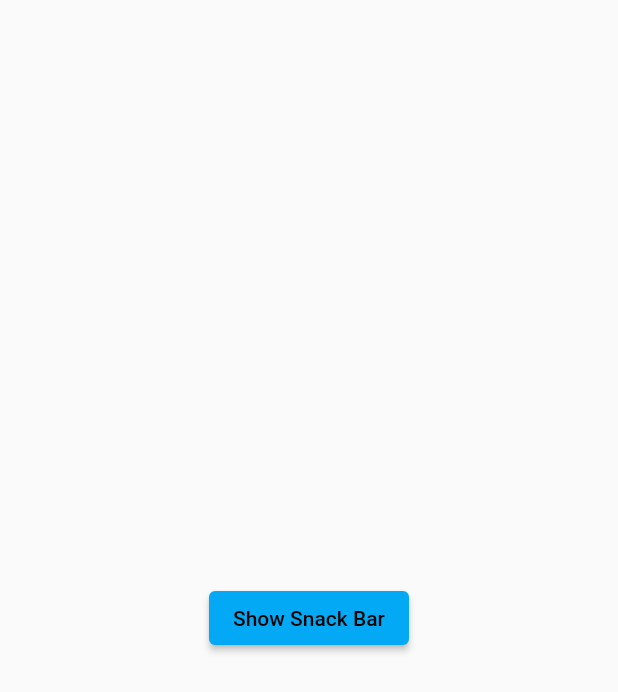
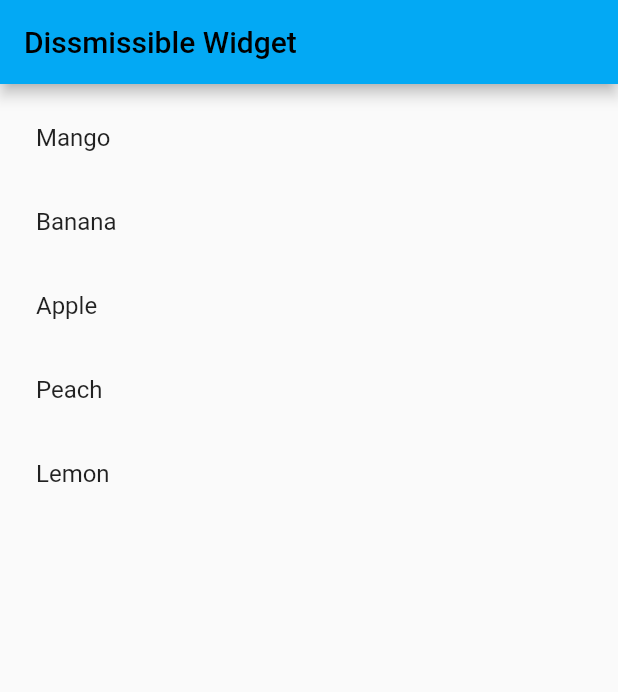
Before and after one commit to Muhammad-Bilal12/flutter30concept, a Flutter app: the screen it shows after launch, on a phone screen of 412 x 824 dp. Shown: the top 692 px of the screen. Run offline on Flutter 3.47's test engine with Material 2 defaults, Android fonts, the phone set to English and light mode, and no system bars; missing offline and left inert: dart:html.

Commit message:
concept Dismissible Widget

```diff
--- /dev/null
+++ b/lib/concept_topics/dismissible.dart
@@ -0,0 +1,69 @@
+import 'package:flutter/material.dart';
+import 'package:flutter/src/foundation/key.dart';
+import 'package:flutter/src/widgets/framework.dart';
+import 'package:flutter_crash_course/concept_topics/sized_container.dart';
+
+class DissmissibleWidget extends StatefulWidget {
+  const DissmissibleWidget({Key? key}) : super(key: key);
+
+  @override
+  State<DissmissibleWidget> createState() => _DissmissibleWidgetState();
+}
+
+class _DissmissibleWidgetState extends State<DissmissibleWidget> {
+  List<String> fruits = ["Mango", "Banana", "Apple", "Peach", "Lemon"];
+
+  @override
+  Widget build(BuildContext context) {
+    return Scaffold(
+      appBar: AppBar(
+        title: const Text("Dissmissible Widget"),
+      ),
+      body: Padding(
+        padding: const EdgeInsets.all(8.0),
+        child: ListView.builder(
+          itemCount: fruits.length,
+          itemBuilder: ((context, index) {
+            final myfruit = fruits[index];
+
+            return Dismissible(
+              onDismissed: (direction) {
+                if (direction == DismissDirection.startToEnd) {
+                  ScaffoldMessenger.of(context).showSnackBar(
+                    SnackBar(
+                      backgroundColor: Colors.red,
+                      content: Text(fruits[index]),
+                    ),
+                  );
+                } else {
+                  ScaffoldMessenger.of(context).showSnackBar(
+                    SnackBar(
+                      backgroundColor: Colors.green,
+                      content: Text(fruits[index]),
+                    ),
+                  );
+                }
+              },
+              background: Container(
+                color: Colors.red,
+                child: const Icon(Icons.delete),
+              ),
+              secondaryBackground: Container(
+                color: Colors.red,
+                child: const Icon(Icons.archive),
+              ),
+              key: Key(myfruit),
+              child: Container(
+                child: ListTile(
+                  title: Text(
+                    fruits[index],
+                  ),
+                ),
+              ),
+            );
+          }),
+        ),
+      ),
+    );
+  }
+}
--- a/lib/main.dart
+++ b/lib/main.dart
@@ -4,6 +4,7 @@ import 'package:flutter_crash_course/concept_topics/list_grid_view.dart';
 import 'package:flutter_crash_course/concept_topics/row_col_wrap.dart';
 import 'package:flutter_crash_course/concept_topics/sized_container.dart';
 
+import 'concept_topics/dismissible.dart';
 import 'concept_topics/snackbar.dart';
 
 void main() {
@@ -21,7 +22,7 @@ class MyApp extends StatelessWidget {
         primarySwatch: Colors.lightBlue,
         brightness: Brightness.light,
       ),
-      home: MySnackBar(),
+      home: const DissmissibleWidget(),
     );
   }
 }
```
